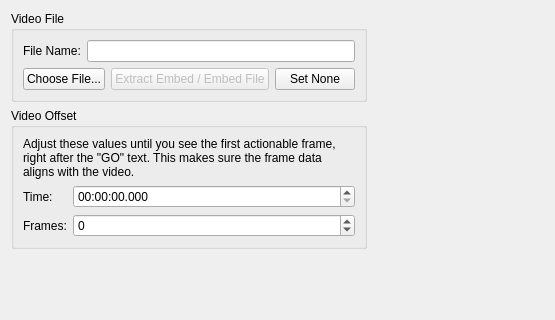
Qt form application/forms/VideoAssociatorDialog.ui (reframedultimate/ReFramed) before a commit; both pictures show x 0 to 555 and y 0 to 320 of the 1295 by 568 pixel window.
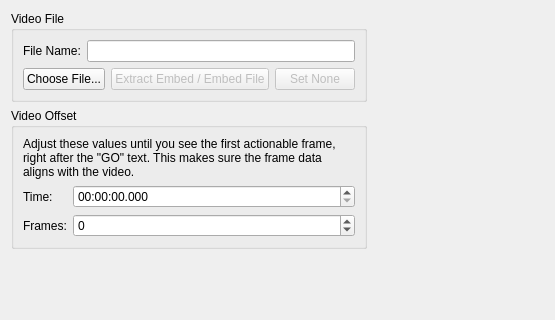
The same form after that commit.

Patch:
```diff
--- a/application/forms/VideoAssociatorDialog.ui
+++ b/application/forms/VideoAssociatorDialog.ui
@@ -50,6 +50,9 @@
           </item>
           <item>
            <widget class="QPushButton" name="pushButton_4">
+            <property name="enabled">
+             <bool>false</bool>
+            </property>
             <property name="text">
              <string>Set None</string>
             </property>
```
Left out of the diff: 9 changed lines with no effect on the pictures.
